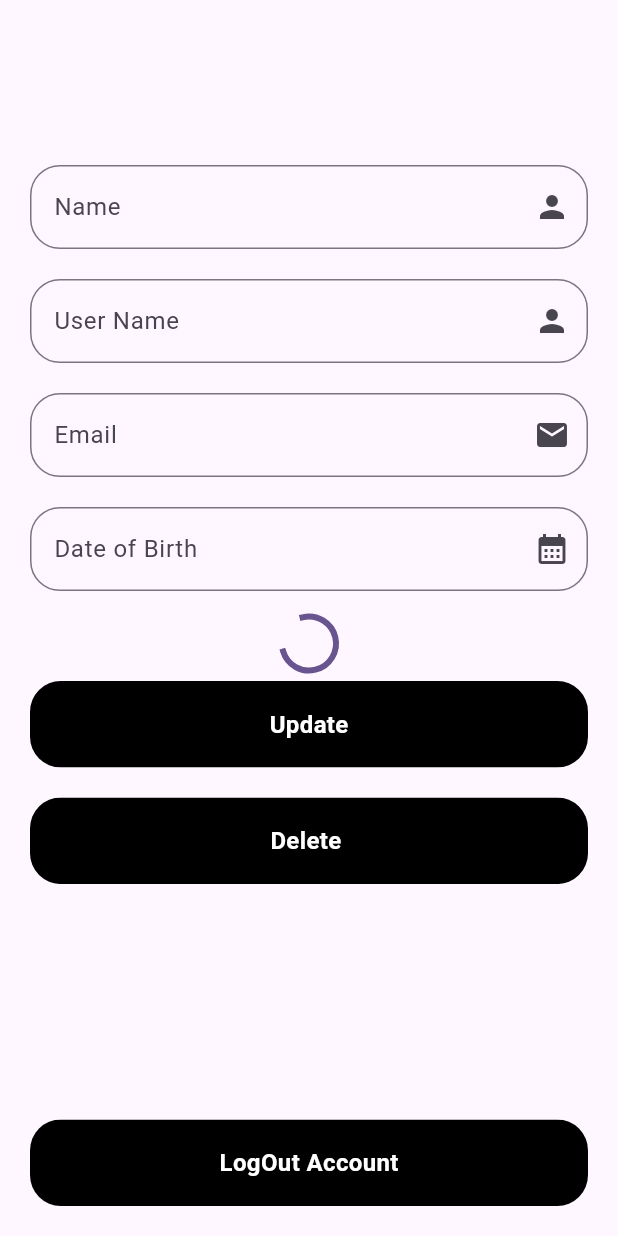
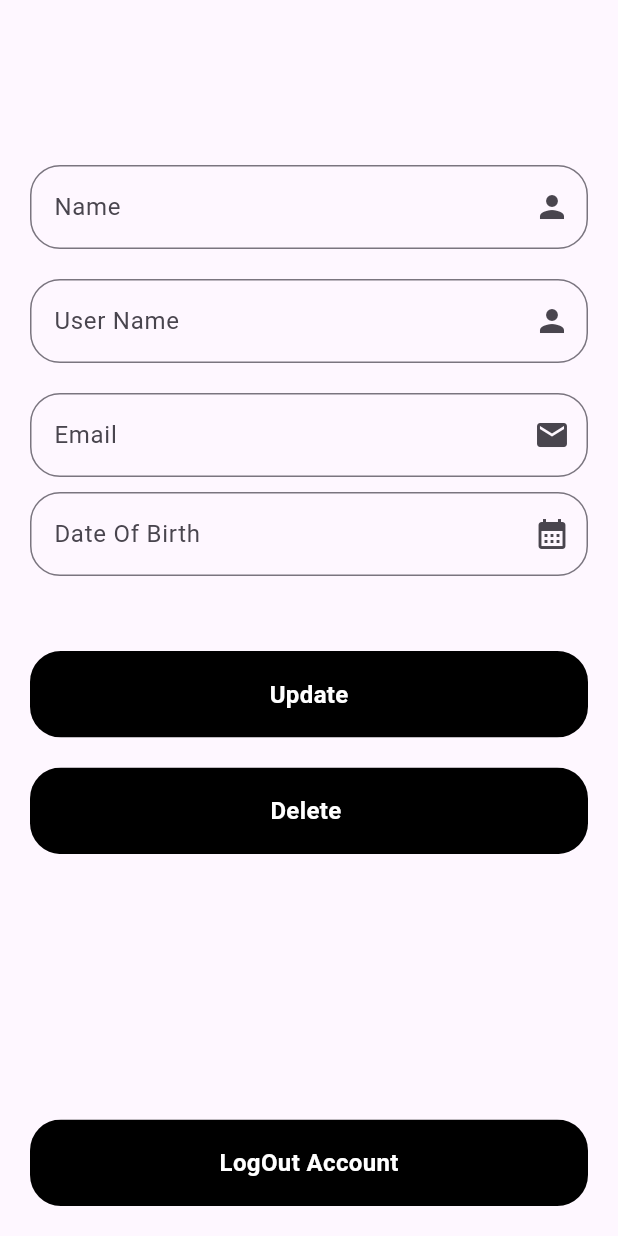
Before and after one commit to asimhanif76/SignIn-SignUp-FireBase, a Flutter app: the HomePage screen opened directly, on a phone screen of 412 x 824 dp. Run offline on Flutter 3.47's test engine with Material 3 defaults, Android fonts, the phone set to English and light mode, and no system bars; our stand-ins replace cloud_firestore, firebase_auth, firebase_core, firebase_storage, get, image_picker and 1 more; accounts and stored records are empty.

Commit message:
Fix bug of loading data after signUp

```diff
--- a/lib/views/home_page.dart
+++ b/lib/views/home_page.dart
@@ -15,14 +15,33 @@
   @override
   Widget build(BuildContext context) {
     return Scaffold(
-      body: Padding(
-        padding: EdgeInsets.symmetric(
-          horizontal: 20,
+      body: SingleChildScrollView(
+        child: SizedBox(
+          height: MediaQuery.of(context).size.height,
+          child: Padding(
+            padding: EdgeInsets.symmetric(horizontal: 20),
+            child: Column(
+              mainAxisAlignment: MainAxisAlignment.spaceBetween,
+              children: [
+                Column(
+                  children: [
+                    Obx(
+                      () => homePageController.isLodingData.value
+                          ? SizedBox(
+                              height: 100,
+                              child: Center(
+                                  child: Column(
+                                mainAxisAlignment: MainAxisAlignment.end,
+                                children: [
+                                  Transform.scale(
+                                      scale: 0.7,
+                                      child: CircularProgressIndicator()),
+                                  Text('Loading Data...'),
+                                ],
+                              )))
+                          : SizedBox(
+                              height: 100,
                             ),
-        child: Column(
-          children: [
-            SizedBox(
-              height: 100,
                     ),
                     Padding(
                       padding: EdgeInsets.symmetric(vertical: 10),
@@ -49,23 +68,40 @@
                         icon: Icon(Icons.email),
                       ),
                     ),
-            Padding(
-              padding: EdgeInsets.symmetric(vertical: 10),
-              child: MyTextFormField(
+                    TextFormField(
                       controller: homePageController.dobController,
-                hintText: 'Date of Birth',
-                icon: Icon(Icons.calendar_month),
+                      validator: (value) {
+                        if (value == '') {
+                          return 'Enter Date Of Birth';
+                        } else {
+                          return null;
+                        }
+                      },
+                      decoration: InputDecoration(
+                          border: OutlineInputBorder(
+                            borderRadius: BorderRadius.circular(20),
                           ),
+                          hintText: 'Date Of Birth',
+                          suffixIcon: IconButton(
+                              onPressed: () async {
+                                DateTime? pickedDate = await showDatePicker(
+                                  context: context,
+                                  firstDate: DateTime(1970),
+                                  lastDate: DateTime.now(),
+                                );
+
+                                if (pickedDate != null) {
+                                  homePageController.dob = pickedDate;
+                                  String formattedDate =
+                                      "${pickedDate.day.toString().padLeft(2, '0')}-${pickedDate.month.toString().padLeft(2, '0')}-${pickedDate.year}";
+                                  homePageController.dobController.text =
+                                      formattedDate;
+                                }
+                              },
+                              icon: Icon(Icons.calendar_month))),
+                      readOnly: true,
                     ),
-            Obx(
-              () => homePageController.isLodingData.value
-                  ? SizedBox(
-                      height: 50,
-                      child: Center(child: CircularProgressIndicator()))
-                  : SizedBox(
-                      height: 50,
-                    ),
-            ),
+                    SizedBox(height: 50),
                     Obx(
                       () => homePageController.isUpdating.value
                           ? CircularProgressIndicator()
@@ -76,9 +112,7 @@
                               },
                             ),
                     ),
-            SizedBox(
-              height: 20,
-            ),
+                    SizedBox(height: 20),
                     Obx(
                       () => homePageController.isDeleting.value
                           ? CircularProgressIndicator()
@@ -89,17 +123,22 @@
                               },
                             ),
                     ),
-            Spacer(),
+                  ],
+                ),
+                Column(
+                  children: [
                     MyButton(
                       buttonName: 'LogOut Account',
                       onTap: () {
                         authControllers.logout();
                       },
                     ),
-            SizedBox(
-              height: 20,
+                    SizedBox(height: 20),
+                  ],
                 ),
               ],
+            ),
+          ),
         ),
       ),
     );
```
Also changed, not shown: lib/Controllers/auth_controllers.dart (+26 -22 lines), lib/Controllers/home_page_controller.dart (+32 -6 lines). Lines whose indentation alone changed are shown as unchanged.
